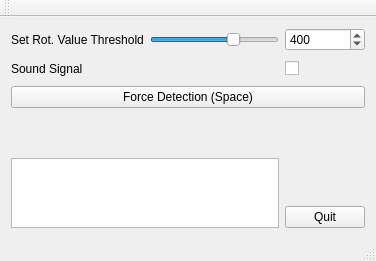
Qt form mainwindow.ui (ValerioB88/Qt_HeadTiltingDetection) before a commit.
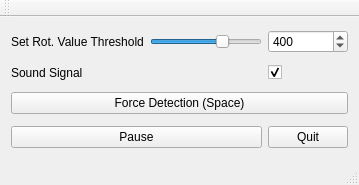
The same form after that commit.

```diff
--- a/mainwindow.ui
+++ b/mainwindow.ui
@@ -6,8 +6,8 @@
    <rect>
     <x>0</x>
     <y>0</y>
-    <width>376</width>
-    <height>236</height>
+    <width>359</width>
+    <height>185</height>
    </rect>
   </property>
   <property name="windowTitle">
@@ -59,6 +59,9 @@
         <property name="text">
          <string/>
         </property>
+        <property name="checked">
+         <bool>true</bool>
+        </property>
        </widget>
       </item>
       <item row="2" column="0" colspan="2">
@@ -81,27 +84,17 @@
       <item row="3" column="0">
        <layout class="QVBoxLayout" name="verticalLayout">
         <item>
-         <spacer name="verticalSpacer">
-          <property name="orientation">
-           <enum>Qt::Vertical</enum>
+         <widget class="QPushButton" name="btnPause">
+          <property name="text">
+           <string>Pause</string>
           </property>
-          <property name="sizeType">
-           <enum>QSizePolicy::Fixed</enum>
-          </property>
-          <property name="sizeHint" stdset="0">
-           <size>
-            <width>20</width>
-            <height>40</height>
-           </size>
-          </property>
-         </spacer>
-        </item>
-        <item>
-         <widget class="QTextEdit" name="txtInfo">
-          <property name="readOnly">
+          <property name="checkable">
            <bool>true</bool>
           </property>
-          <property name="acceptRichText">
+          <property name="checked">
+           <bool>false</bool>
+          </property>
+          <property name="flat">
            <bool>false</bool>
           </property>
          </widget>
@@ -110,19 +103,6 @@
       </item>
       <item row="3" column="1">
        <layout class="QVBoxLayout" name="verticalLayout_2">
-        <item>
-         <spacer name="verticalSpacer_2">
-          <property name="orientation">
-           <enum>Qt::Vertical</enum>
-          </property>
-          <property name="sizeHint" stdset="0">
-           <size>
-            <width>20</width>
-            <height>40</height>
-           </size>
-          </property>
-         </spacer>
-        </item>
         <item>
          <widget class="QPushButton" name="btnQuit">
           <property name="text">
```
Left out of the diff: 10 changed lines with no effect on the pictures.
